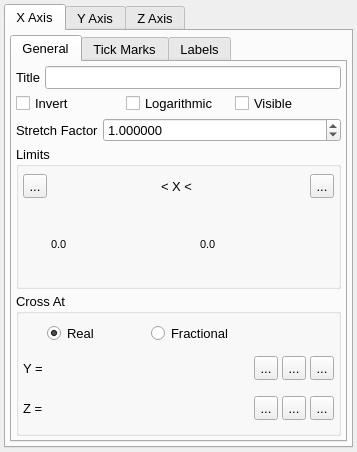
Before: the Qt Designer form src/gui/axes.ui in trisyoungs/uchroma, drawn with Qt 5.
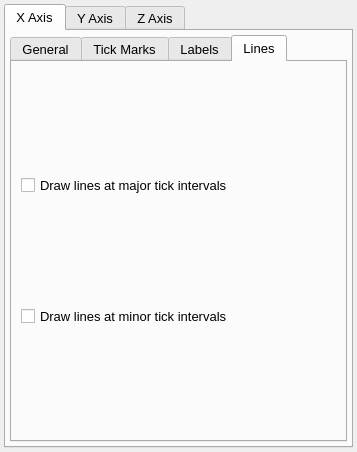
After: the same form once the commit is applied. Icons and pictures are not drawn. Custom widgets are drawn as their Qt base class.

Commit message: Removed render/primitive_vertex.cpp, moving functions into render/primitive.cpp. Moved Axes::addAxisPrimitiveLine() to be a general function in Primitive instead. Split Axes::gridLinePrimitives_ into major and minor lists. Added LineStipple and LineStyle classes in render/ to allow fine control over style of line primitives.

```diff
--- a/src/gui/axes.ui
+++ b/src/gui/axes.ui
@@ -63,7 +63,7 @@
        <item>
         <widget class="QTabWidget" name="XAxisTabs">
          <property name="currentIndex">
-          <number>0</number>
+          <number>3</number>
          </property>
          <widget class="QWidget" name="XAxisGeneralTab">
           <attribute name="title">
@@ -1209,6 +1209,27 @@
            </item>
           </layout>
          </widget>
+         <widget class="QWidget" name="XAxisLinesTab">
+          <attribute name="title">
+           <string>Lines</string>
+          </attribute>
+          <layout class="QVBoxLayout" name="verticalLayout_12">
+           <item>
+            <widget class="QCheckBox" name="AxisXGridLineMajorCheck">
+             <property name="text">
+              <string>Draw lines at major tick intervals</string>
+             </property>
+            </widget>
+           </item>
+           <item>
+            <widget class="QCheckBox" name="AxisXGridLineMinorCheck">
+             <property name="text">
+              <string>Draw lines at minor tick intervals</string>
+             </property>
+            </widget>
+           </item>
+          </layout>
+         </widget>
         </widget>
        </item>
       </layout>
```
The commit also changes 19 other files.
